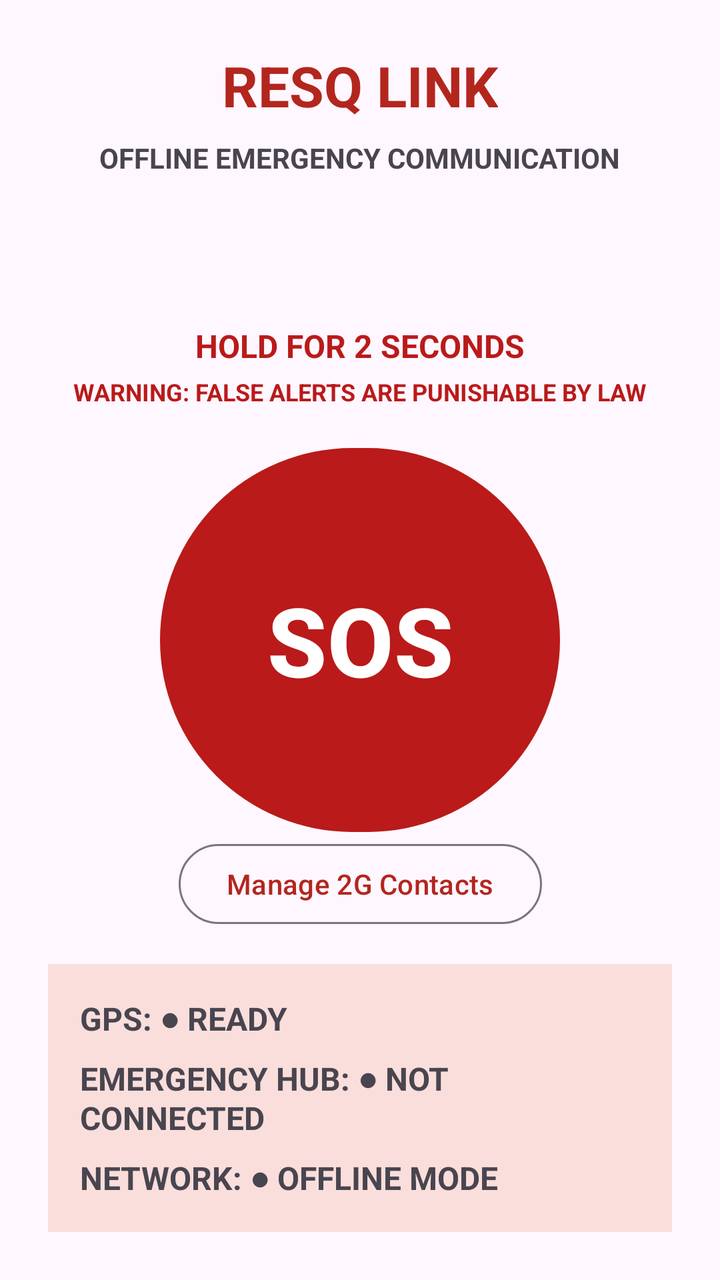
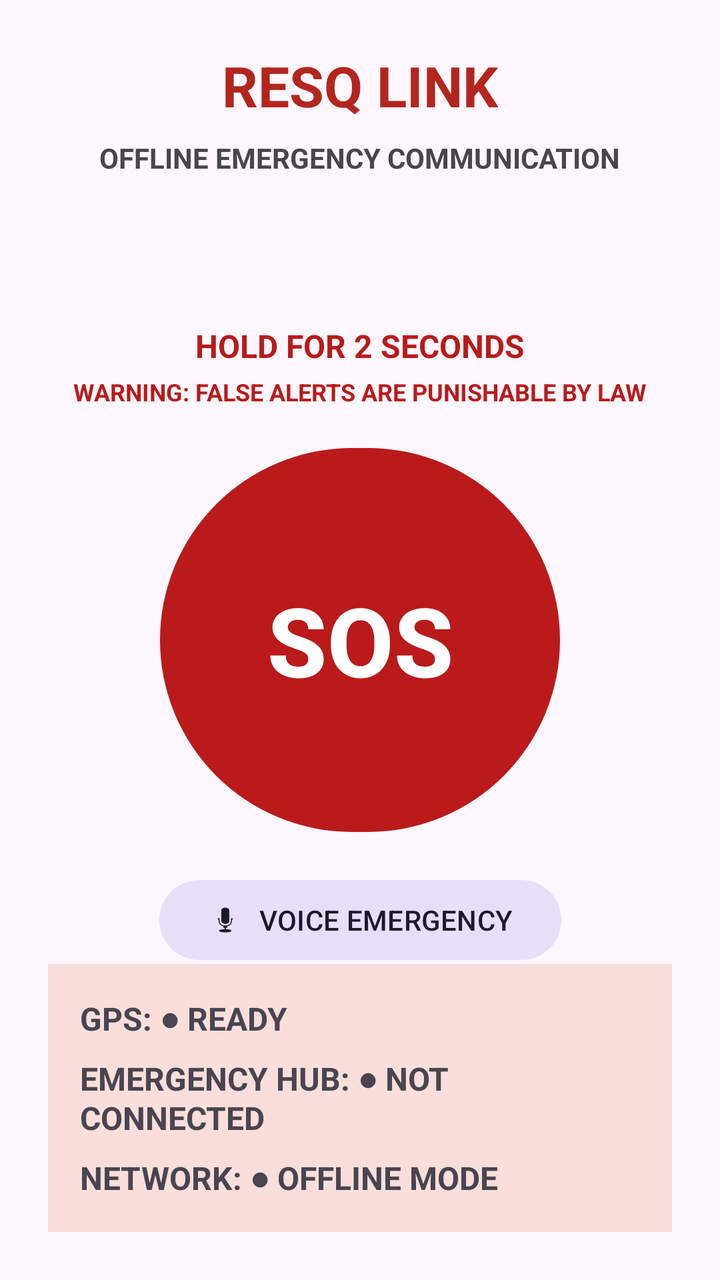

Screens rendered from an Android XML layout before and after an edit, with the pre-edit source and the edit as a unified diff.
<!-- AndroidManifest.xml: application theme Theme.ResQLink -->
<!-- res/layout/activity_citizen_home.xml -->
<?xml version="1.0" encoding="utf-8"?>
<androidx.constraintlayout.widget.ConstraintLayout xmlns:android="http://schemas.android.com/apk/res/android"
    xmlns:app="http://schemas.android.com/apk/res-auto"
    xmlns:tools="http://schemas.android.com/tools"
    android:layout_width="match_parent"
    android:layout_height="match_parent"
    android:padding="24dp">

    <TextView
        android:id="@+id/tvTitle"
        android:layout_width="wrap_content"
        android:layout_height="wrap_content"
        android:text="RESQ LINK"
        android:textSize="28sp"
        android:textStyle="bold"
        android:textColor="?attr/colorPrimary"
        app:layout_constraintTop_toTopOf="parent"
        app:layout_constraintStart_toStartOf="parent"
        app:layout_constraintEnd_toEndOf="parent" />

    <TextView
        android:id="@+id/tvSubtitle"
        android:layout_width="wrap_content"
        android:layout_height="wrap_content"
        android:text="OFFLINE EMERGENCY COMMUNICATION"
        android:textSize="14sp"
        android:textStyle="bold"
        app:layout_constraintTop_toBottomOf="@id/tvTitle"
        app:layout_constraintStart_toStartOf="parent"
        app:layout_constraintEnd_toEndOf="parent"
        android:layout_marginTop="8dp" />

    <TextView
        android:id="@+id/tvHoldInstruction"
        android:layout_width="wrap_content"
        android:layout_height="wrap_content"
        android:text="HOLD FOR 2 SECONDS"
        android:textSize="16sp"
        android:textStyle="bold"
        android:textColor="@color/md_theme_light_error"
        app:layout_constraintBottom_toTopOf="@id/tvMisuseWarning"
        app:layout_constraintStart_toStartOf="parent"
        app:layout_constraintEnd_toEndOf="parent"
        android:layout_marginBottom="4dp" />

    <TextView
        android:id="@+id/tvMisuseWarning"
        android:layout_width="wrap_content"
        android:layout_height="wrap_content"
        android:text="WARNING: FALSE ALERTS ARE PUNISHABLE BY LAW"
        android:textSize="12sp"
        android:textColor="?attr/colorError"
        android:textStyle="bold"
        app:layout_constraintBottom_toTopOf="@id/btnSOS"
        app:layout_constraintStart_toStartOf="parent"
        app:layout_constraintEnd_toEndOf="parent"
        android:layout_marginBottom="16dp" />

    <com.google.android.material.button.MaterialButton
        android:id="@+id/btnSOS"
        android:layout_width="200dp"
        android:layout_height="200dp"
        android:text="SOS"
        android:textSize="48sp"
        android:textStyle="bold"
        app:cornerRadius="100dp"
        app:backgroundTint="@color/md_theme_light_error"
        android:contentDescription="Send Emergency SOS Alert"
        app:layout_constraintTop_toTopOf="parent"
        app:layout_constraintBottom_toBottomOf="parent"
        app:layout_constraintStart_toStartOf="parent"
        app:layout_constraintEnd_toEndOf="parent" />
        
    <ProgressBar
        android:id="@+id/progressSOS"
        android:layout_width="220dp"
        android:layout_height="220dp"
        android:visibility="gone"
        app:layout_constraintTop_toTopOf="@id/btnSOS"
        app:layout_constraintBottom_toBottomOf="@id/btnSOS"
        app:layout_constraintStart_toStartOf="@id/btnSOS"
        app:layout_constraintEnd_toEndOf="@id/btnSOS" />

    <com.google.android.material.button.MaterialButton
        android:id="@+id/btnManage2G"
        android:layout_width="wrap_content"
        android:layout_height="wrap_content"
        android:text="Manage 2G Contacts"
        style="@style/Widget.Material3.Button.OutlinedButton"
        app:layout_constraintBottom_toTopOf="@+id/llStatus"
        app:layout_constraintStart_toStartOf="parent"
        app:layout_constraintEnd_toEndOf="parent"
        android:layout_marginBottom="16dp" />

    <LinearLayout
        android:id="@+id/llStatus"
        android:layout_width="match_parent"
        android:layout_height="wrap_content"
        android:orientation="vertical"
        android:background="?attr/colorPrimaryContainer"
        android:padding="16dp"
        app:layout_constraintBottom_toBottomOf="parent"
        app:layout_constraintStart_toStartOf="parent"
        app:layout_constraintEnd_toEndOf="parent">

        <TextView
            android:id="@+id/tvGpsStatus"
            android:layout_width="match_parent"
            android:layout_height="wrap_content"
            android:text="GPS: ● READY"
            android:textSize="16sp"
            android:textStyle="bold"
            android:layout_marginBottom="8dp" />

        <TextView
            android:id="@+id/tvHubStatus"
            android:layout_width="match_parent"
            android:layout_height="wrap_content"
            android:text="EMERGENCY HUB: ● NOT CONNECTED"
            android:textSize="16sp"
            android:textStyle="bold"
            android:layout_marginBottom="8dp" />

        <TextView
            android:id="@+id/tvNetworkStatus"
            android:layout_width="match_parent"
            android:layout_height="wrap_content"
            android:text="NETWORK: ● OFFLINE MODE"
            android:textSize="16sp"
            android:textStyle="bold" />

    </LinearLayout>

</androidx.constraintlayout.widget.ConstraintLayout>
<!-- resources referenced by this layout -->
<resources>
  <color name="md_theme_light_error">#BA1A1A</color>
  <style name="Theme.ResQLink" parent="Base.Theme.ResQLink" />
  <style name="Base.Theme.ResQLink" parent="Theme.Material3.DayNight.NoActionBar">
          
          <item name="colorPrimary">@color/md_theme_light_primary</item>
          <item name="colorOnPrimary">@color/md_theme_light_onPrimary</item>
          <item name="colorPrimaryContainer">@color/md_theme_light_primaryContainer</item>
          <item name="colorOnPrimaryContainer">@color/md_theme_light_onPrimaryContainer</item>
          <item name="colorSecondary">@color/md_theme_light_secondary</item>
          <item name="colorOnSecondary">@color/md_theme_light_onSecondary</item>
          <item name="colorError">@color/md_theme_light_error</item>
      </style>
  <color name="md_theme_light_primary">#B3261E</color>
  <color name="md_theme_light_onPrimary">#FFFFFF</color>
  <color name="md_theme_light_primaryContainer">#F9DEDC</color>
  <color name="md_theme_light_onPrimaryContainer">#410E0B</color>
  <color name="md_theme_light_secondary">#775652</color>
  <color name="md_theme_light_onSecondary">#FFFFFF</color>
</resources>

<!-- the commit's change to res/layout/activity_citizen_home.xml (unified diff, before → after) -->
@@ -82,15 +82,18 @@
         app:layout_constraintEnd_toEndOf="@id/btnSOS" />
 
     <com.google.android.material.button.MaterialButton
-        android:id="@+id/btnManage2G"
+        android:id="@+id/btnVoiceEmergency"
         android:layout_width="wrap_content"
         android:layout_height="wrap_content"
-        android:text="Manage 2G Contacts"
-        style="@style/Widget.Material3.Button.OutlinedButton"
-        app:layout_constraintBottom_toTopOf="@+id/llStatus"
+        android:text="VOICE EMERGENCY"
+        app:icon="@android:drawable/ic_btn_speak_now"
+        style="@style/Widget.Material3.Button.TonalButton"
+        android:layout_marginTop="16dp"
+        app:layout_constraintTop_toBottomOf="@+id/btnSOS"
         app:layout_constraintStart_toStartOf="parent"
-        app:layout_constraintEnd_toEndOf="parent"
-        android:layout_marginBottom="16dp" />
+        app:layout_constraintEnd_toEndOf="parent" />
+
+
 
     <LinearLayout
         android:id="@+id/llStatus"
